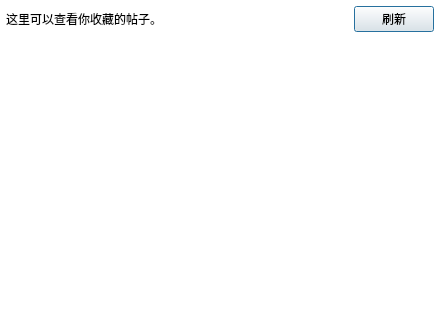
Old version of the form resf/star_list.ui in the repository clb-128258/TiebaDesktop; both pictures show x 0 to 440 and y 0 to 320 of the 440 by 520 pixel window.
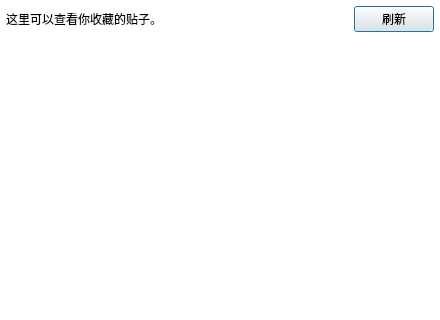
New version of the form.

Patch:
```diff
--- a/resf/star_list.ui
+++ b/resf/star_list.ui
@@ -51,7 +51,7 @@
      <item>
       <widget class="QLabel" name="label">
        <property name="text">
-        <string>这里可以查看你收藏的帖子。</string>
+        <string>这里可以查看你收藏的贴子。</string>
        </property>
       </widget>
      </item>
```
